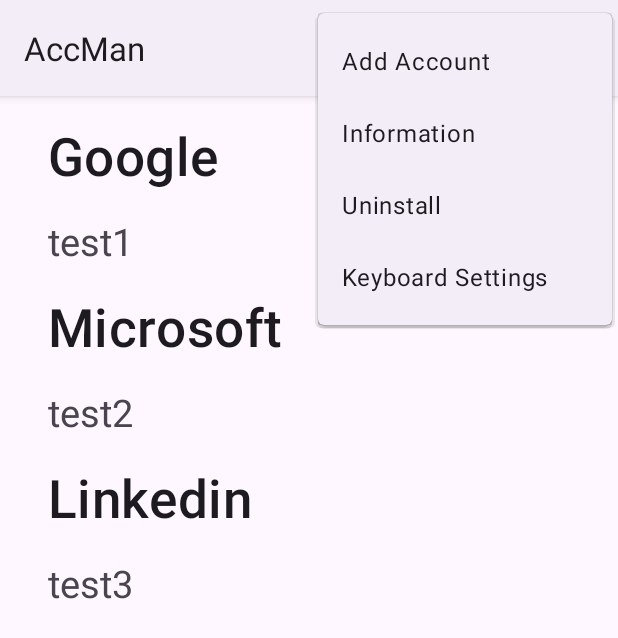
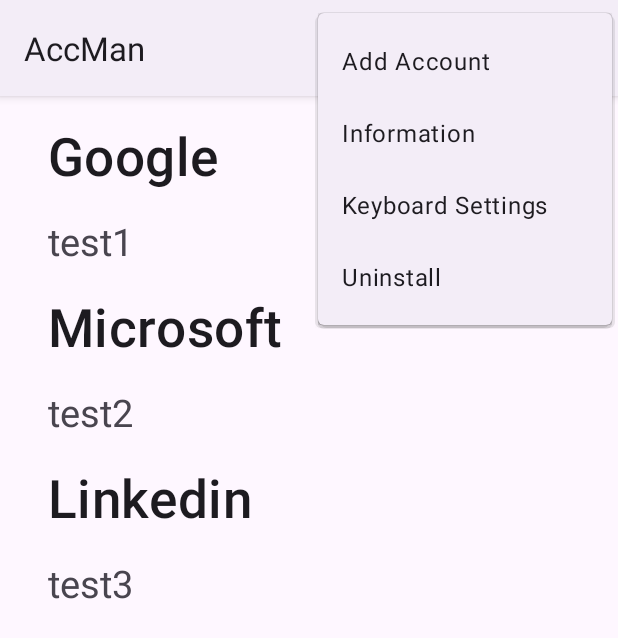
Before and after one commit to danhnguyen3107/CS175, an Android app: the screen it shows after launch (MainActivity), with the options menu open, on a phone screen of 412 x 824 dp. Shown: the top 638 px of the screen. Run offline under Robolectric (Android 15) with nearby library versions, the light colour scheme and no system bars; our stand-ins replace navigation-ui; 1 statement that could not run was skipped.

Commit message:
Update menu.xml
Moved uninstall option to bottom of list.

```diff
--- a/app/src/main/res/menu/menu.xml
+++ b/app/src/main/res/menu/menu.xml
@@ -15,11 +15,11 @@
     android:id="@+id/info"
     android:title="@string/information"/>
 <item
+    android:id="@+id/serv"
+    android:title="@string/serv"/>
+<item
     android:id="@+id/unin"
     android:title="@string/uninstall"/>
-<item
-    android:id="@+id/serv"
-    android:title="@string/serv"/>
 </menu>
 
 
```
